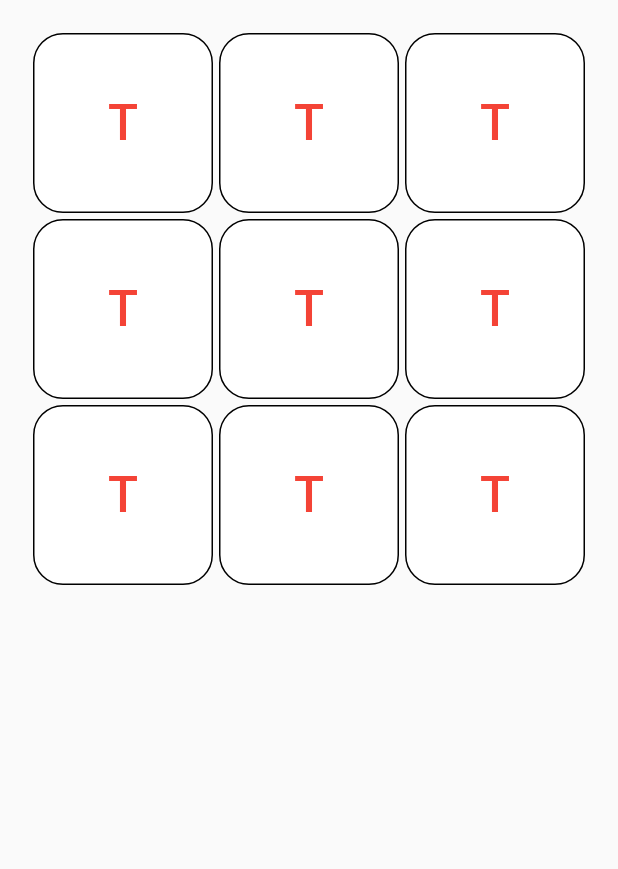
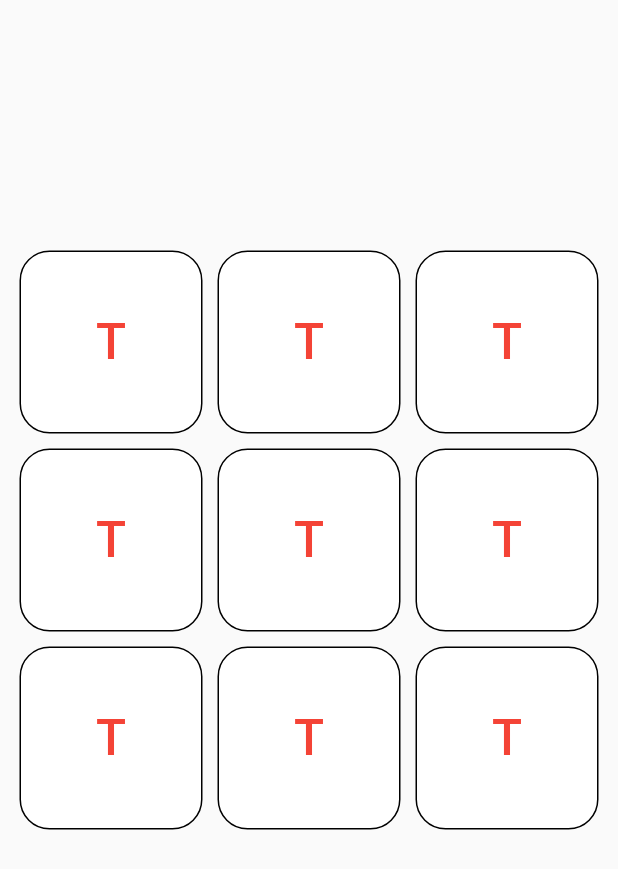
Before and after one commit to blackout358/TicTacToe, a Flutter app: the screen it shows after launch, on a phone screen of 412 x 824 dp. Shown: the top 869 px of the screen. Run offline on Flutter 3.47's test engine with Material 2 defaults, Android fonts, the phone set to English and light mode, and no system bars.

Commit message:
Centered grid on screen

```diff
--- a/lib/screens/main_screen.dart
+++ b/lib/screens/main_screen.dart
@@ -1,4 +1,5 @@
 import 'package:flutter/material.dart';
+import 'package:tictactoe/widgets/app_button.dart';
 
 import '../widgets/gridview_buttons.dart';
 
@@ -13,15 +14,16 @@ class _MainScreenState extends State<MainScreen> {
   @override
   Widget build(BuildContext context) {
     return Padding(
-      padding: EdgeInsets.all(20),
-      child: Container(
-        child: Column(
-          children: [
-            Expanded(
-              child: ButtonGrid(),
-            )
-          ],
-        ),
+      padding: const EdgeInsets.all(8.0),
+      child: Column(
+        mainAxisAlignment: MainAxisAlignment.center,
+        crossAxisAlignment: CrossAxisAlignment.center,
+        children: [
+          Container(
+            height: 500,
+            child: ButtonGrid(),
+          ),
+        ],
       ),
     );
   }
--- a/lib/widgets/app_button.dart
+++ b/lib/widgets/app_button.dart
@@ -23,17 +23,15 @@ class AppButtons extends StatelessWidget {
       required this.onPressed});
   @override
   Widget build(BuildContext context) {
-    return Container(
-      margin: EdgeInsets.all(2),
+    return SizedBox(
       width: width,
       height: height,
+      child: Container(
+        margin: EdgeInsets.all(5),
+        // width: width,
+        // height: height,
         decoration: BoxDecoration(
           color: backgroundColor,
-        // gradient: const LinearGradient(
-        //   colors: [Color(0xFFFF5B94), Color(0xFF8441A4)],
-        //   begin: Alignment.topLeft,
-        //   end: Alignment.bottomRight,
-        // ),
           borderRadius: BorderRadius.circular(borderRadius.toDouble()),
           border: Border.all(
             color: borderColor,
@@ -43,9 +41,7 @@ class AppButtons extends StatelessWidget {
         child: ElevatedButton(
           onPressed: onPressed,
           style: ElevatedButton.styleFrom(
-          // margin: EdgeInsets.all(2),
-          // padding: EdgeInsets.symmetric(horizontal: 0, vertical: 20),
-          // minimumSize: Size.fromHeight(height),
+            // minimumSize: Size.fromWidth(width).height(height),
             backgroundColor: Colors.transparent,
             shadowColor: Colors.transparent,
             foregroundColor: foregroundColor,
@@ -61,11 +57,7 @@ class AppButtons extends StatelessWidget {
               fontSize: 0.04 * MediaQuery.of(context).size.height,
             ),
           ),
-        // icon: Icon(
-        //   icon,
-        //   color: Colors.lime,
-        //   // size: 20,
-        // ),
+        ),
       ),
     );
   }
--- a/lib/widgets/gridview_buttons.dart
+++ b/lib/widgets/gridview_buttons.dart
@@ -11,10 +11,7 @@ class ButtonGrid extends StatefulWidget {
 class _ButtonGridState extends State<ButtonGrid> {
   @override
   Widget build(BuildContext context) {
-    return Container(
-      // height: MediaQuery.of(context).size.height,
-      // width: MediaQuery.of(context).size.width,
-      child: GridView.builder(
+    return GridView.builder(
       itemCount: 9,
       gridDelegate: const SliverGridDelegateWithFixedCrossAxisCount(
         crossAxisCount: 3,
@@ -25,15 +22,14 @@ class _ButtonGridState extends State<ButtonGrid> {
           backgroundColor: Colors.white,
           borderColor: Colors.black,
           text: "T",
-            width: 90,
-            height: 90,
+          width: 10,
+          height: 10,
           borderRadius: 20,
           onPressed: () {
             print(index);
           },
         );
       },
-      ),
     );
   }
 }
```
Lines whose indentation alone changed are shown as unchanged.
